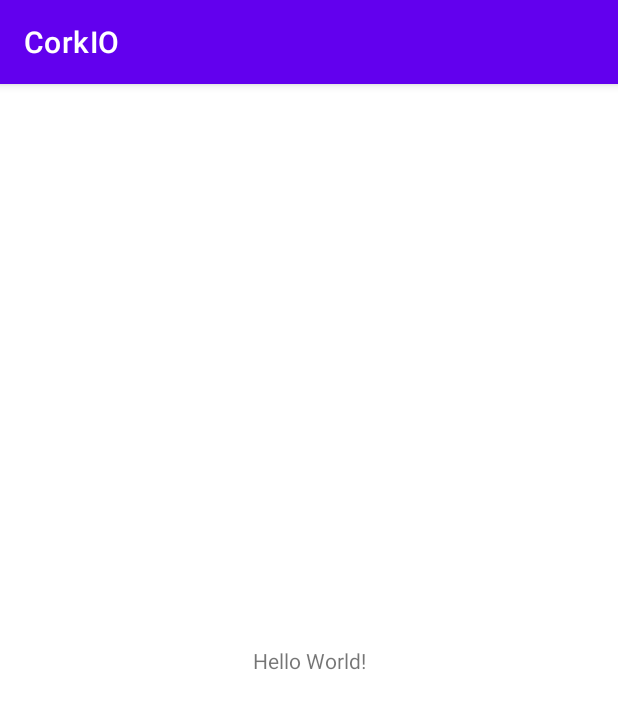
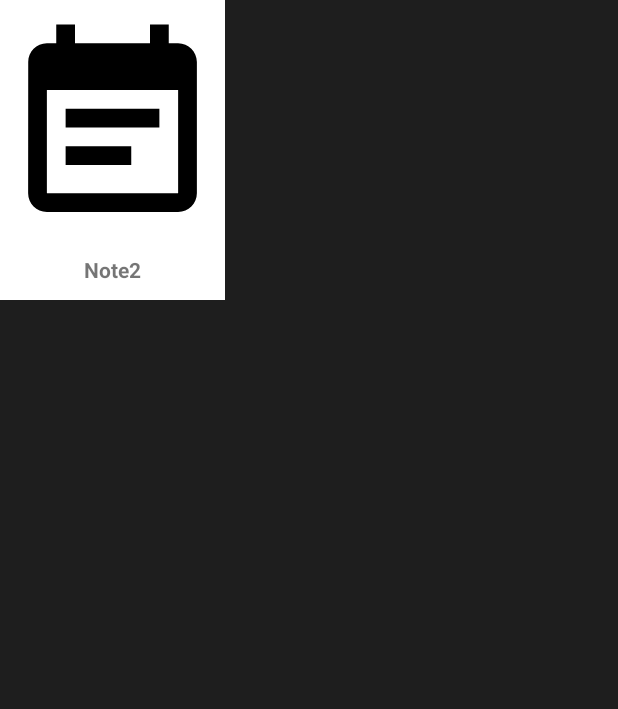
Before and after one commit to akhoanv/CorkIO, an Android app: the screen it shows after launch (MainActivity), on a phone screen of 412 x 824 dp. Shown: the top 709 px of the screen. Run offline under Robolectric (Android 15) with nearby library versions, the phone set to English and light mode, and no system bars.

Commit message:
Initial implementation for Board and Note object

```diff
--- /dev/null
+++ b/app/src/main/java/com/cork/io/Board.java
@@ -0,0 +1,58 @@
+package com.cork.io;
+
+import android.content.Context;
+import android.view.LayoutInflater;
+import android.view.MotionEvent;
+import android.view.View;
+import android.widget.RelativeLayout;
+
+import com.cork.io.struct.Point2D;
+import com.cork.io.struct.TouchAction;
+
+public class Board extends RelativeLayout {
+    private Point2D position = new Point2D(0, 0);
+    private Point2D mousePosition = new Point2D(0, 0);
+    private TouchAction action;
+
+    public Board(Context context) {
+        super(context);
+        setOnTouchListener(touchListener);
+
+        LayoutInflater inflater = (LayoutInflater) context.getSystemService(Context.LAYOUT_INFLATER_SERVICE);
+        inflater.inflate(R.layout.board_view, this, true);
+    }
+
+    public void moveChild(final Point2D position) {
+        for (int i=1; i < getChildCount(); i++) {
+            ((Note) getChildAt(i)).move(position);
+        }
+    }
+
+    private OnTouchListener touchListener = new OnTouchListener() {
+        @Override
+        public boolean onTouch(View view, MotionEvent motionEvent) {
+            float newX = motionEvent.getX();
+            float newY = motionEvent.getY();
+
+            switch (motionEvent.getAction()) {
+                case MotionEvent.ACTION_DOWN:
+                    mousePosition = new Point2D(newX, newY);
+                    action = TouchAction.DRAG;
+                    break;
+                case MotionEvent.ACTION_UP:
+                    action = TouchAction.NONE;
+                    break;
+                case MotionEvent.ACTION_MOVE:
+                    if (action == TouchAction.DRAG) {
+                        float dx = newX - mousePosition.getX();
+                        float dy = newY - mousePosition.getY();
+                        moveChild(new Point2D(dx, dy));
+                        position = new Point2D(position.getX() + dx, position.getY() + dy);
+                        mousePosition = new Point2D(newX, newY);
+                    }
+                    break;
+            }
+            return true;
+        }
+    };
+}
--- a/app/src/main/java/com/cork/io/MainActivity.java
+++ b/app/src/main/java/com/cork/io/MainActivity.java
@@ -3,12 +3,42 @@ package com.cork.io;
 import androidx.appcompat.app.AppCompatActivity;
 
 import android.os.Bundle;
+import android.view.Window;
+import android.view.WindowManager;
+import android.widget.LinearLayout;
 
 public class MainActivity extends AppCompatActivity {
+    private Board mainBoard;
 
     @Override
     protected void onCreate(Bundle savedInstanceState) {
         super.onCreate(savedInstanceState);
+
+        // Set fullscreen mode
+        requestWindowFeature(Window.FEATURE_NO_TITLE);
+        getWindow().setFlags(WindowManager.LayoutParams.FLAG_FULLSCREEN,
+                WindowManager.LayoutParams.FLAG_FULLSCREEN);
+
         setContentView(R.layout.activity_main);
+
+        mainBoard = new Board(this);
+        ((LinearLayout) findViewById(R.id.app_view)).addView(mainBoard);
+
+        addNote("Note", R.drawable.note);
+        addNote("Note2", R.drawable.note);
+    }
+
+    public void addNote(final String title, final int imageResource) {
+        Note l = new Note(this);
+
+        if (title != null) {
+            l.setTitle(title);
+        }
+
+        if (imageResource != 0) {
+            l.setIcon(imageResource);
+        }
+
+        mainBoard.addView(l);
     }
 }
--- /dev/null
+++ b/app/src/main/java/com/cork/io/Note.java
@@ -0,0 +1,65 @@
+package com.cork.io;
+
+import android.content.Context;
+import android.view.LayoutInflater;
+import android.view.MotionEvent;
+import android.view.View;
+import android.widget.ImageView;
+import android.widget.LinearLayout;
+import android.widget.TextView;
+
+import com.cork.io.struct.Point2D;
+import com.cork.io.struct.TouchAction;
+
+public class Note extends LinearLayout {
+    private TouchAction action;
+    private TextView titleView;
+    private ImageView iconView;
+
+    public Note(Context context) {
+        super(context);
+        setOnTouchListener(touchListener);
+
+        LayoutInflater inflater = (LayoutInflater) context.getSystemService(Context.LAYOUT_INFLATER_SERVICE);
+        inflater.inflate(R.layout.small_view_note, this, true);
+
+        iconView = findViewById(R.id.small_view_icon);
+        titleView = findViewById(R.id.small_view_title);
+    }
+
+    public void setTitle(final String title) {
+        titleView.setText(title);
+    }
+
+    public void setIcon(final int imageResource) {
+        iconView.setImageResource(imageResource);
+    }
+
+    public void move(final Point2D position) {
+        setX(getX() + position.getX());
+        setY(getY() + position.getY());
+    }
+
+    private OnTouchListener touchListener = new OnTouchListener() {
+        @Override
+        public boolean onTouch(View view, MotionEvent motionEvent) {
+            float newX = motionEvent.getX();
+            float newY = motionEvent.getY();
+
+            switch (motionEvent.getAction()) {
+                case MotionEvent.ACTION_DOWN:
+                    action = TouchAction.DRAG;
+                    break;
+                case MotionEvent.ACTION_UP:
+                    action = TouchAction.NONE;
+                    break;
+                case MotionEvent.ACTION_MOVE:
+                    if (action == TouchAction.DRAG) {
+                        move(new Point2D(newX - (getWidth() / 2), newY - (getHeight() / 2)));
+                    }
+                    break;
+            }
+            return true;
+        }
+    };
+}
--- /dev/null
+++ b/app/src/main/java/com/cork/io/struct/Point2D.java
@@ -0,0 +1,35 @@
+package com.cork.io.struct;
+
+public class Point2D {
+    private float x;
+    private float y;
+
+    public Point2D(float x, float y) {
+        this.x = x;
+        this.y = y;
+    }
+
+    public float getX() {
+        return x;
+    }
+
+    public float getY() {
+        return y;
+    }
+
+    public void setX(float x) {
+        this.x = x;
+    }
+
+    public void setY(float y) {
+        this.y = y;
+    }
+
+    public void moveX(float amount) {
+        this.x = this.x + amount;
+    }
+
+    public void moveY(float amount) {
+        this.y = this.y + amount;
+    }
+}
--- /dev/null
+++ b/app/src/main/java/com/cork/io/struct/TouchAction.java
@@ -0,0 +1,5 @@
+package com.cork.io.struct;
+
+public enum TouchAction {
+    NONE, DRAG, ZOOM, CLICK
+}
--- /dev/null
+++ b/app/src/main/res/drawable/note.xml
@@ -0,0 +1,5 @@
+<vector android:autoMirrored="true" android:height="24dp"
+    android:tint="#000000" android:viewportHeight="24"
+    android:viewportWidth="24" android:width="24dp" xmlns:android="http://schemas.android.com/apk/res/android">
+    <path android:fillColor="@android:color/white" android:pathData="M17,10L7,10v2h10v-2zM19,3h-1L18,1h-2v2L8,3L8,1L6,1v2L5,3c-1.11,0 -1.99,0.9 -1.99,2L3,19c0,1.1 0.89,2 2,2h14c1.1,0 2,-0.9 2,-2L21,5c0,-1.1 -0.9,-2 -2,-2zM19,19L5,19L5,8h14v11zM14,14L7,14v2h7v-2z"/>
+</vector>
--- a/app/src/main/res/layout/activity_main.xml
+++ b/app/src/main/res/layout/activity_main.xml
@@ -1,18 +1,11 @@
 <?xml version="1.0" encoding="utf-8"?>
-<androidx.constraintlayout.widget.ConstraintLayout xmlns:android="http://schemas.android.com/apk/res/android"
+<LinearLayout xmlns:android="http://schemas.android.com/apk/res/android"
     xmlns:app="http://schemas.android.com/apk/res-auto"
     xmlns:tools="http://schemas.android.com/tools"
     android:layout_width="match_parent"
     android:layout_height="match_parent"
-    tools:context=".MainActivity">
+    tools:context=".MainActivity"
+    android:id="@+id/app_view"
+    android:orientation="horizontal">
 
-    <TextView
-        android:layout_width="wrap_content"
-        android:layout_height="wrap_content"
-        android:text="Hello World!"
-        app:layout_constraintBottom_toBottomOf="parent"
-        app:layout_constraintEnd_toEndOf="parent"
-        app:layout_constraintStart_toStartOf="parent"
-        app:layout_constraintTop_toTopOf="parent" />
-
-</androidx.constraintlayout.widget.ConstraintLayout>
+</LinearLayout>
--- /dev/null
+++ b/app/src/main/res/layout/board_view.xml
@@ -0,0 +1,7 @@
+<?xml version="1.0" encoding="utf-8"?>
+<RelativeLayout xmlns:android="http://schemas.android.com/apk/res/android"
+    android:layout_width="match_parent"
+    android:layout_height="match_parent"
+    android:background="#1e1e1e">
+
+</RelativeLayout>
--- /dev/null
+++ b/app/src/main/res/layout/small_view_note.xml
@@ -0,0 +1,23 @@
+<?xml version="1.0" encoding="utf-8"?>
+<LinearLayout xmlns:android="http://schemas.android.com/apk/res/android"
+    android:layout_width="150dp"
+    android:layout_height="200dp"
+    android:orientation="vertical"
+    android:weightSum="1.0"
+    android:background="@color/white">
+
+    <ImageView
+        android:id="@+id/small_view_icon"
+        android:layout_width="match_parent"
+        android:layout_height="0dp"
+        android:layout_weight="0.85"/>
+
+    <TextView
+        android:id="@+id/small_view_title"
+        android:layout_width="match_parent"
+        android:layout_height="0dp"
+        android:textAlignment="center"
+        android:layout_weight="0.25"
+        android:textStyle="bold"/>
+
+</LinearLayout>
--- a/app/src/main/res/values/themes.xml
+++ b/app/src/main/res/values/themes.xml
@@ -1,6 +1,6 @@
 <resources xmlns:tools="http://schemas.android.com/tools">
     <!-- Base application theme. -->
-    <style name="Theme.CorkIO" parent="Theme.MaterialComponents.DayNight.DarkActionBar">
+    <style name="Theme.CorkIO" parent="Theme.MaterialComponents.DayNight.NoActionBar">
         <!-- Primary brand color. -->
         <item name="colorPrimary">@color/purple_500</item>
         <item name="colorPrimaryVariant">@color/purple_700</item>
@@ -11,6 +11,7 @@
         <item name="colorOnSecondary">@color/black</item>
         <!-- Status bar color. -->
         <item name="android:statusBarColor">?attr/colorPrimaryVariant</item>
+        <item name="android:windowFullscreen">true</item>
         <!-- Customize your theme here. -->
     </style>
 </resources>
```
